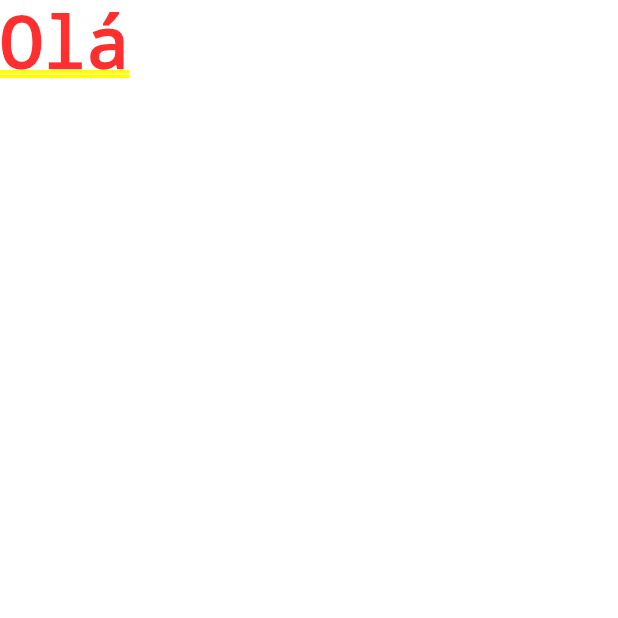
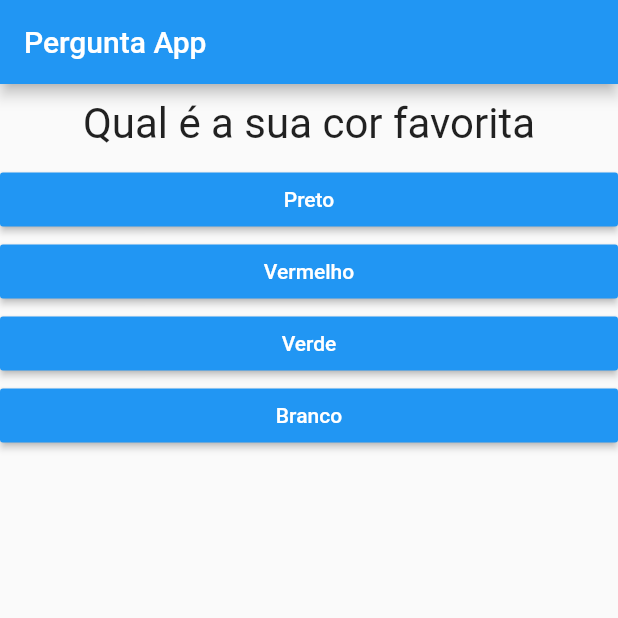
Before and after one commit to ViniDB27/cursos, a Flutter app: the screen it shows after launch, on a phone screen of 412 x 824 dp, the top half of it. Run offline on Flutter 3.47's test engine with Material 2 defaults, Android fonts, the phone set to English and light mode, and no system bars.

Commit message:
final app perguntas

```diff
--- a/flutter/quiz/lib/main.dart
+++ b/flutter/quiz/lib/main.dart
@@ -1,17 +1,99 @@
+import 'package:flutter/material.dart';
+import './questionario.dart';
+import './resultado.dart';
+
+main() => runApp(PerguntaApp());
 
 
-import 'package:flutter/material.dart';
+class PerguntaApp extends StatefulWidget{
 
-main() {
-    runApp(PerguntaApp());
+  @override
+  _PerguntaAppState createState() => _PerguntaAppState();
 }
 
-class PerguntaApp extends StatelessWidget{
+class _PerguntaAppState extends State<PerguntaApp> {
+
+  var perguntaSelecionada = 0;
+  var totalDePontos = 0;
+
+  final List<Map<String, Object>> perguntas = [
+    {
+      'texto':'Qual é a sua cor favorita',
+      'respostas':[
+        {'texto':'Preto','ponto':7},
+        {'texto':'Vermelho','ponto':3},
+        {'texto':'Verde', 'ponto':10},
+        {'texto':'Branco','ponto':5},
+      ],
+    },
+    {
+      'texto':'Qual é o seu animal favorito',
+      'respostas':[
+        {'texto':'Coelho','ponto':10},
+        {'texto':'Cobra','ponto':7},
+        {'texto':'Elefante', 'ponto':5},
+        {'texto':'Leão','ponto':3},
+      ],
+    },
+    {
+      'texto':'Qual é o seu instrutor favorito',
+      'respostas':[
+        {'texto':'Maria','ponto':3},
+        {'texto':'João','ponto':7},
+        {'texto':'Léo', 'ponto':5},
+        {'texto':'Pedro','ponto':10},
+      ],
+    }
+  ];
+
+  void responder(int pontos){
+    if(temPerguntaSelecionada){
+      setState(() {
+        perguntaSelecionada++;
+      });
+      setState(() {
+        totalDePontos = totalDePontos + pontos;
+      });
+    }
+  }
+
+  void resetQuiz(){
+    setState(() {
+      perguntaSelecionada =0;
+      totalDePontos = 0;
+    });
+  }
+
+  bool get temPerguntaSelecionada{
+    return perguntaSelecionada < perguntas.length;
+  }
+
   @override
   Widget build(BuildContext context) {
+    List<Map<String,Object>> respostas = temPerguntaSelecionada
+      ? perguntas[perguntaSelecionada]['respostas']
+      :null;
+
+    /* for(var textResp in respostas){
+      wdgs.add(Resposta(textResp, responder));
+    } */
+
     return MaterialApp(
-      home: Text('Olá'),
+      home: Scaffold(
+        appBar: AppBar(
+          title: Text('Pergunta App'),
+        ),
+        body: temPerguntaSelecionada
+        ? Questionario(
+          pergunta: perguntas[perguntaSelecionada]['texto'],
+          respostas: respostas,
+          onSelect: responder,
+        )
+        :Resultado(
+          totalDePontos,
+          resetQuiz
+        )
+      ),
     );
   }
-
 }
--- /dev/null
+++ b/flutter/quiz/lib/questao.dart
@@ -0,0 +1,22 @@
+import 'package:flutter/material.dart';
+
+class Questao extends StatelessWidget {
+
+    final String texto;
+
+    Questao(this.texto);
+
+    @override
+    Widget build(BuildContext context){
+        return Container(
+            width: double.infinity,
+            margin: EdgeInsets.all(10),
+            child: Text(
+              texto,
+              style: TextStyle(fontSize: 28),
+              textAlign: TextAlign.center
+          ),
+        );
+    }
+
+}
--- /dev/null
+++ b/flutter/quiz/lib/questionario.dart
@@ -0,0 +1,31 @@
+import 'package:flutter/material.dart';
+import 'package:quiz/resposta.dart';
+import './questao.dart';
+import './resposta.dart';
+
+
+class Questionario extends StatelessWidget {
+
+  final String pergunta;
+  final List<Map<String,Object>> respostas;
+  final void Function(int) onSelect;
+
+  Questionario({
+    @required this.pergunta,
+    @required this.respostas,
+    @required this.onSelect
+  });
+
+  @override
+  Widget build(BuildContext context) {
+    return  Column(
+      children: [
+        Questao(pergunta),
+        ...respostas.map((res) => Resposta(
+          res['texto'],
+          () => onSelect(res['ponto'])
+        )).toList(),
+      ],
+    );
+  }
+}
--- /dev/null
+++ b/flutter/quiz/lib/resposta.dart
@@ -0,0 +1,22 @@
+import 'package:flutter/material.dart';
+
+class Resposta extends StatelessWidget {
+
+  final String resposta;
+  final void Function() onSelect;
+
+  Resposta(this.resposta, this.onSelect);
+
+  @override
+  Widget build(BuildContext context) {
+    return  Container(
+      width: double.infinity,
+      child: RaisedButton(
+        textColor: Colors.white,
+        color: Colors.blue,
+        child: Text(resposta),
+        onPressed: onSelect,
+      ),
+    );
+  }
+}
```
Also changed, not shown: flutter/quiz/lib/resultado.dart (added, +42 -0 lines), 1 other file.
